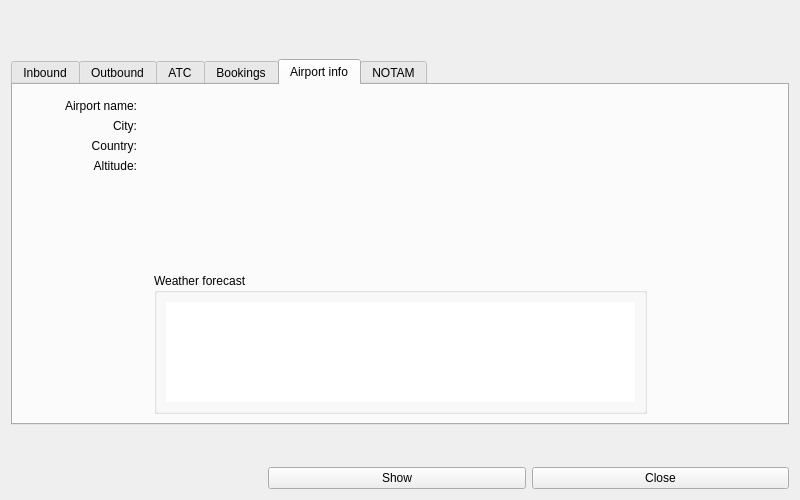
The window that source/ui/windows/airportdetailswindow.ui (Vatsinator/vatsinator-legacy) describes before a commit, drawn with Qt 5.
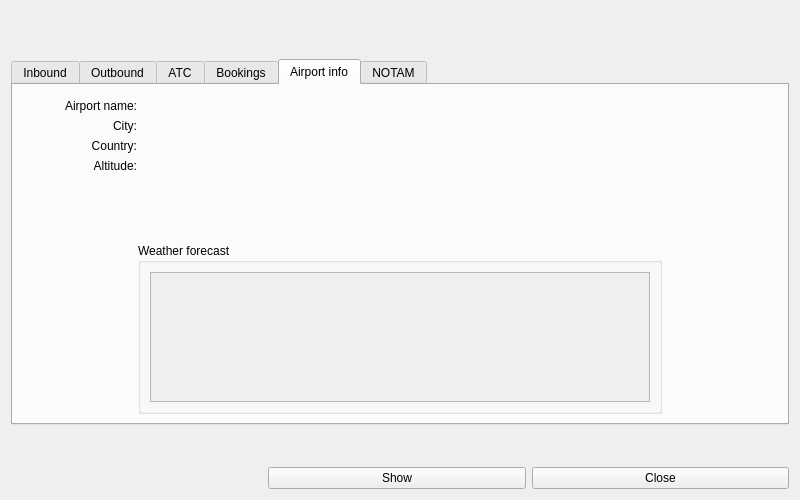
The same window after the commit. The open tabs and pages were chosen to show the change. Icons and pictures are not drawn. Custom widgets are drawn as their Qt base class.

```diff
--- a/source/ui/windows/airportdetailswindow.ui
+++ b/source/ui/windows/airportdetailswindow.ui
@@ -473,7 +473,7 @@
               <enum>Qt::Horizontal</enum>
              </property>
              <property name="sizeType">
-              <enum>QSizePolicy::Expanding</enum>
+              <enum>QSizePolicy::Fixed</enum>
              </property>
              <property name="sizeHint" stdset="0">
               <size>
@@ -496,61 +496,41 @@
              </property>
              <layout class="QHBoxLayout" name="horizontalLayout_12">
               <item>
-               <widget class="DelayedModelTableView" name="ForecastView">
+               <widget class="QScrollArea" name="WeatherForecastScrollArea">
                 <property name="sizePolicy">
-                 <sizepolicy hsizetype="Fixed" vsizetype="Fixed">
+                 <sizepolicy hsizetype="MinimumExpanding" vsizetype="Expanding">
                   <horstretch>0</horstretch>
                   <verstretch>0</verstretch>
                  </sizepolicy>
                 </property>
                 <property name="minimumSize">
                  <size>
-                  <width>469</width>
-                  <height>100</height>
+                  <width>500</width>
+                  <height>130</height>
                  </size>
                 </property>
                 <property name="maximumSize">
                  <size>
-                  <width>469</width>
-                  <height>100</height>
+                  <width>1200</width>
+                  <height>130</height>
                  </size>
                 </property>
-                <property name="frameShape">
-                 <enum>QFrame::NoFrame</enum>
-                </property>
-                <property name="frameShadow">
-                 <enum>QFrame::Plain</enum>
-                </property>
                 <property name="verticalScrollBarPolicy">
                  <enum>Qt::ScrollBarAlwaysOff</enum>
                 </property>
-                <property name="horizontalScrollBarPolicy">
-                 <enum>Qt::ScrollBarAlwaysOff</enum>
+                <property name="widgetResizable">
+                 <bool>true</bool>
                 </property>
-                <property name="autoScroll">
-                 <bool>false</bool>
-                </property>
-                <property name="editTriggers">
-                 <set>QAbstractItemView::NoEditTriggers</set>
-                </property>
-                <property name="tabKeyNavigation">
-                 <bool>false</bool>
-                </property>
-                <property name="showDropIndicator" stdset="0">
-                 <bool>false</bool>
-                </property>
-                <property name="selectionMode">
-                 <enum>QAbstractItemView::NoSelection</enum>
-                </property>
-                <property name="showGrid">
-                 <bool>false</bool>
-                </property>
-                <attribute name="horizontalHeaderVisible">
-                 <bool>false</bool>
-                </attribute>
-                <attribute name="verticalHeaderVisible">
-                 <bool>false</bool>
-                </attribute>
+                <widget class="QWidget" name="scrollAreaWidgetContents">
+                 <property name="geometry">
+                  <rect>
+                   <x>0</x>
+                   <y>0</y>
+                   <width>498</width>
+                   <height>128</height>
+                  </rect>
+                 </property>
+                </widget>
                </widget>
               </item>
              </layout>
@@ -562,7 +542,7 @@
               <enum>Qt::Horizontal</enum>
              </property>
              <property name="sizeType">
-              <enum>QSizePolicy::Expanding</enum>
+              <enum>QSizePolicy::Fixed</enum>
              </property>
              <property name="sizeHint" stdset="0">
               <size>
```
